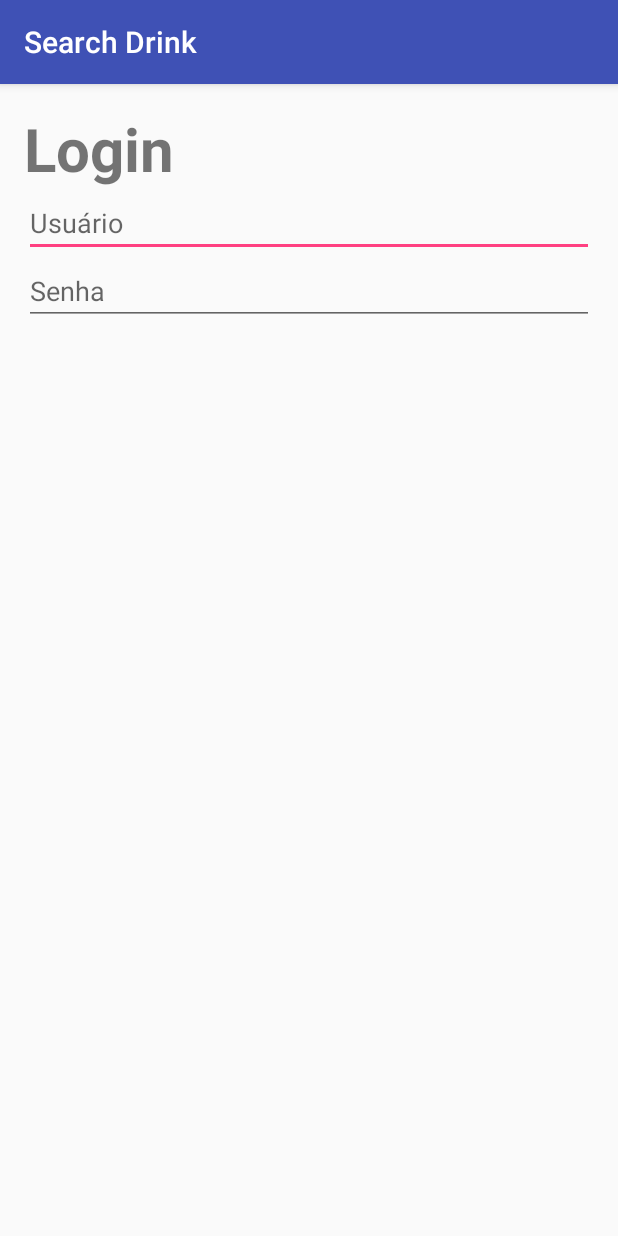
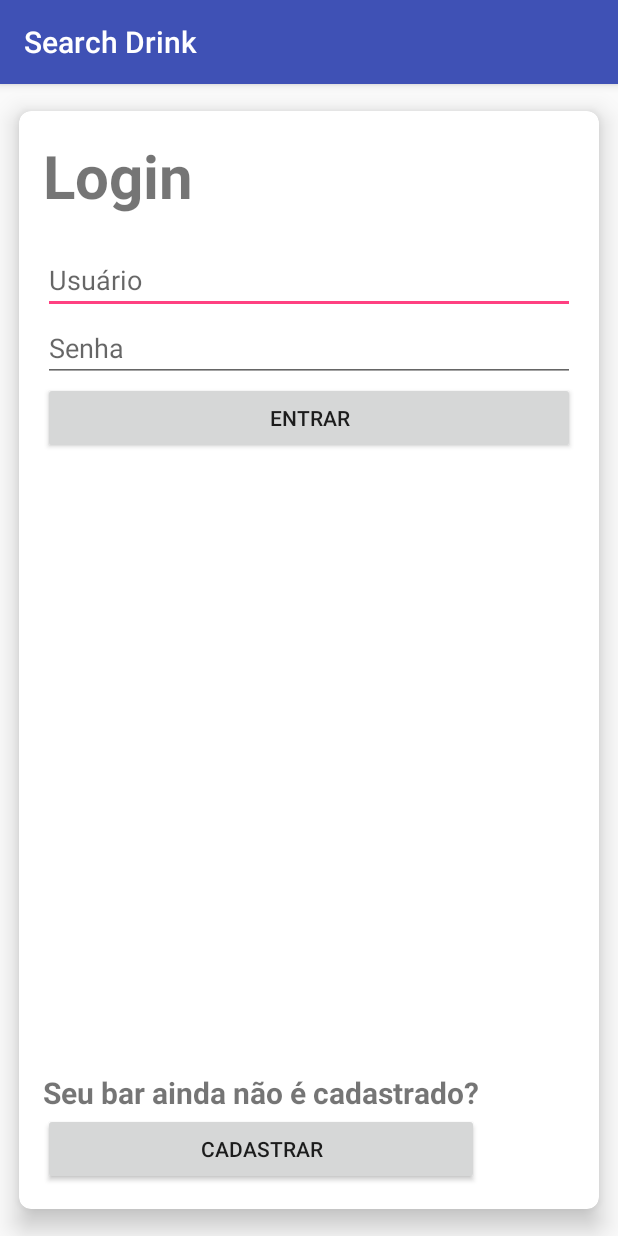
Before and after one commit to LucasMAlbano/tccSearchDrink, an Android app: the screen it shows after launch (LoginActivity), after a tap on "SOU BAR", on a phone screen of 412 x 824 dp. Run offline under Robolectric (Android 15) with nearby library versions, the light colour scheme and no system bars.

Commit message:
atualizado login com formulario

```diff
--- a/SearchDrink/app/src/main/AndroidManifest.xml
+++ b/SearchDrink/app/src/main/AndroidManifest.xml
@@ -24,7 +24,7 @@
             android:name=".ListaAlunosActivity"
             android:label="@string/app_name"></activity>
         <activity
-            android:name=".FormularioActivity"
+            android:name=".CadastroActivity"
             android:label="@string/title_activity_formulario" />
 
         <receiver
--- a/SearchDrink/app/src/main/java/br/com/alura/agenda/ListaAlunosActivity.java
+++ b/SearchDrink/app/src/main/java/br/com/alura/agenda/ListaAlunosActivity.java
@@ -50,7 +50,7 @@ public class ListaAlunosActivity extends AppCompatActivity {
         novoAluno.setOnClickListener(new View.OnClickListener() {
             @Override
             public void onClick(View view) {
-                Intent intent = new Intent(ListaAlunosActivity.this, FormularioActivity.class);
+                Intent intent = new Intent(ListaAlunosActivity.this, CadastroActivity.class);
                 startActivity(intent);
             }
         });
@@ -61,7 +61,7 @@ public class ListaAlunosActivity extends AppCompatActivity {
 
                 Bar bar = (Bar) lista.getItemAtPosition(position);
 
-                Intent intent = new Intent(ListaAlunosActivity.this, FormularioActivity.class);
+                Intent intent = new Intent(ListaAlunosActivity.this, CadastroActivity.class);
                 intent.putExtra("bar", bar);
                 startActivity(intent);
             }
--- a/SearchDrink/app/src/main/java/br/com/alura/agenda/LoginActivity.java
+++ b/SearchDrink/app/src/main/java/br/com/alura/agenda/LoginActivity.java
@@ -1,7 +1,11 @@
 package br.com.alura.agenda;
 
+import android.content.Intent;
 import android.support.v7.app.AppCompatActivity;
 import android.os.Bundle;
+import android.view.View;
+import android.widget.Button;
+import android.widget.EditText;
 
 public class LoginActivity extends AppCompatActivity {
 
@@ -9,5 +13,26 @@ public class LoginActivity extends AppCompatActivity {
     protected void onCreate(Bundle savedInstanceState) {
         super.onCreate(savedInstanceState);
         setContentView(R.layout.activity_login);
+
+        EditText usuario = (EditText) findViewById(R.id.login_usuario);
+        EditText senha = (EditText) findViewById(R.id.login_senha);
+
+        Button entrar = (Button) findViewById(R.id.login_entrar);
+        entrar.setOnClickListener(new View.OnClickListener() {
+            @Override
+            public void onClick(View view) {
+
+            }
+        });
+
+        Button cadastrar = (Button) findViewById(R.id.login_cadastrar);
+        cadastrar.setOnClickListener(new View.OnClickListener() {
+            @Override
+            public void onClick(View view) {
+                Intent vaiParaCadastro = new Intent(LoginActivity.this, CadastroActivity.class);
+                startActivity(vaiParaCadastro);
+            }
+        });
+
     }
 }
--- a/SearchDrink/app/src/main/java/br/com/alura/agenda/MapaBarActivity.java
+++ b/SearchDrink/app/src/main/java/br/com/alura/agenda/MapaBarActivity.java
@@ -25,7 +25,7 @@ public class MapaBarActivity extends AppCompatActivity {
     @Override
     protected void onCreate(Bundle savedInstanceState) {
         super.onCreate(savedInstanceState);
-        setContentView(R.layout.activity_mapa_alunos);
+        setContentView(R.layout.activity_mapa_bar);
 
         FragmentManager manager = getSupportFragmentManager();
         FragmentTransaction tx = manager.beginTransaction();
--- a/SearchDrink/app/src/main/res/layout/activity_login.xml
+++ b/SearchDrink/app/src/main/res/layout/activity_login.xml
@@ -1,32 +1,76 @@
 <?xml version="1.0" encoding="utf-8"?>
-<LinearLayout xmlns:android="http://schemas.android.com/apk/res/android"
+<android.support.v7.widget.CardView xmlns:android="http://schemas.android.com/apk/res/android"
     xmlns:tools="http://schemas.android.com/tools"
     android:layout_width="match_parent"
     android:layout_height="match_parent"
-    android:paddingBottom="@dimen/activity_vertical_margin"
-    android:paddingLeft="@dimen/activity_horizontal_margin"
-    android:paddingRight="@dimen/activity_horizontal_margin"
-    android:paddingTop="@dimen/activity_vertical_margin"
-    tools:context="br.com.alura.agenda.ListaAlunosActivity"
-    android:orientation="vertical">
+    xmlns:app="http://schemas.android.com/apk/res-auto"
+    tools:context="br.com.alura.agenda.DetalhesProvaFragment"
+    app:cardCornerRadius="8dp"
+    app:cardElevation="10dp"
+    app:cardUseCompatPadding="true">
+
+    <RelativeLayout
+        android:layout_width="match_parent"
+        android:layout_height="match_parent">
+
+    <LinearLayout
+        android:layout_width="match_parent"
+        android:layout_height="match_parent"
+        android:orientation="vertical"
+        android:layout_margin="16dp"
+        android:layout_alignParentTop="true">
 
         <TextView
         android:layout_width="wrap_content"
         android:layout_height="wrap_content"
         android:text="Login"
         android:textStyle="bold"
-        android:textSize="40dp"/>
+        android:textSize="40dp" />
 
         <EditText
             android:layout_width="match_parent"
             android:layout_height="wrap_content"
             android:hint="Usuário"
+            android:layout_alignParentTop="true"
+            android:paddingTop="30dp"
             android:id="@+id/login_usuario"/>
 
         <EditText
             android:layout_width="match_parent"
             android:layout_height="wrap_content"
             android:hint="Senha"
+            android:layout_alignParentBottom="true"
             android:inputType="textPassword"
             android:id="@+id/login_senha"/>
+
+        <Button
+            android:layout_width="match_parent"
+            android:layout_height="wrap_content"
+            android:text="Entrar"
+            android:id="@+id/login_entrar"/>
+
         </LinearLayout>
+
+    <LinearLayout
+        android:layout_width="wrap_content"
+        android:layout_height="wrap_content"
+        android:layout_margin="16dp"
+        android:orientation="vertical"
+        android:layout_alignParentBottom="true">
+
+    <TextView
+        android:layout_width="wrap_content"
+        android:layout_height="wrap_content"
+        android:text="Seu bar ainda não é cadastrado?"
+        android:textStyle="bold"
+        android:textSize="20dp"/>
+
+    <Button
+        android:layout_width="match_parent"
+        android:layout_height="wrap_content"
+        android:text="Cadastrar"
+        android:textAlignment="center"
+        android:id="@+id/login_cadastrar"/>
+    </LinearLayout>
+    </RelativeLayout>
+</android.support.v7.widget.CardView>
--- a/SearchDrink/app/src/main/res/menu/menu_formulario.xml
+++ b/SearchDrink/app/src/main/res/menu/menu_formulario.xml
@@ -1,7 +1,7 @@
 <menu xmlns:android="http://schemas.android.com/apk/res/android"
     xmlns:app="http://schemas.android.com/apk/res-auto"
     xmlns:tools="http://schemas.android.com/tools"
-    tools:context="br.com.alura.agenda.FormularioActivity">
+    tools:context=".CadastroActivity">
 
     <item android:id="@+id/menu_formulario_ok"
         android:title="Ok"
```
Also changed, not shown: SearchDrink/app/src/main/java/br/com/alura/agenda/CadastroActivity.java (renamed from SearchDrink/app/src/main/java/br/com/alura/agenda/FormularioActivity.java, +32 -22 lines), SearchDrink/app/src/main/java/br/com/alura/agenda/CadastroHelper.java (renamed from SearchDrink/app/src/main/java/br/com/alura/agenda/FormularioHelper.java, +12 -9 lines), SearchDrink/app/src/main/res/layout/activity_cadastro.xml (renamed from SearchDrink/app/src/main/res/layout/activity_formulario.xml, +7 -7 lines), SearchDrink/app/src/main/res/layout/activity_mapa_bar.xml (renamed from SearchDrink/app/src/main/res/layout/activity_mapa_alunos.xml). Lines whose indentation alone changed are shown as unchanged.
